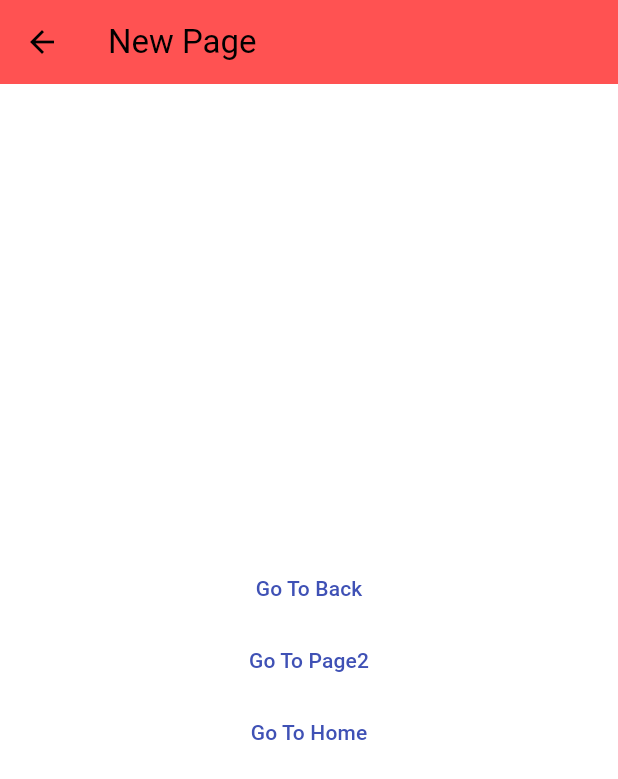
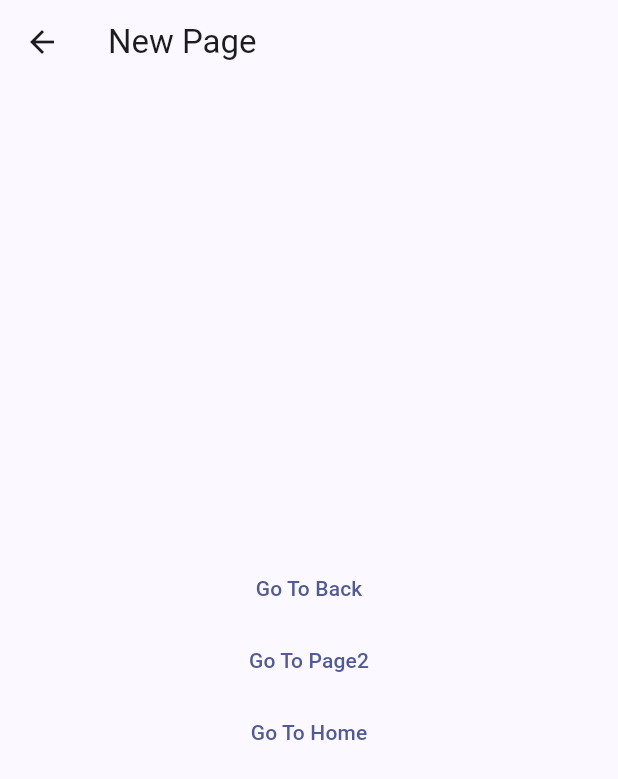
Before and after one commit to mincoln419/flutterEx2, a Flutter app: the screen it shows after launch, after a tap on "Go Page", on a phone screen of 412 x 824 dp. Shown: the top 779 px of the screen. Run offline on Flutter 3.47's test engine with Material 3 defaults, Android fonts, the phone set to English and light mode, and no system bars; our stand-ins replace go_router.

Commit message:
refs #14 color theme from seed

```diff
--- a/lib/main.dart
+++ b/lib/main.dart
@@ -6,14 +6,7 @@ void main() {
   runApp(
     MaterialApp.router(
       theme: ThemeData(
-        colorScheme: const ColorScheme.light(
-          primary: Colors.indigo,
-          secondary: Colors.green,
-          tertiary: Colors.yellow,
-        ),
-        appBarTheme: const AppBarTheme(
-          backgroundColor: Colors.redAccent
-        )
+        colorScheme: ColorScheme.fromSeed(seedColor: Colors.indigo)
       ),
       routerConfig: GoRouter(
         routes: [
```
